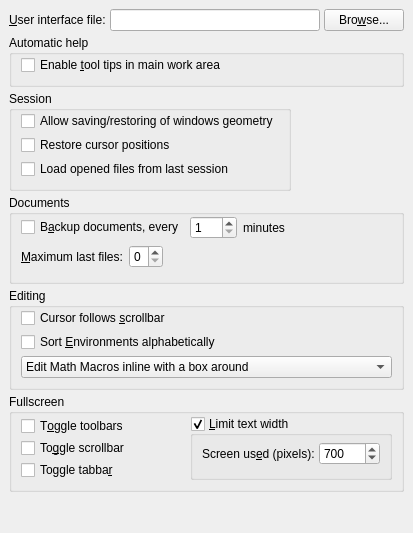
Old version of the form src/frontends/qt4/ui/PrefUi.ui in the repository cburschka/lyx.
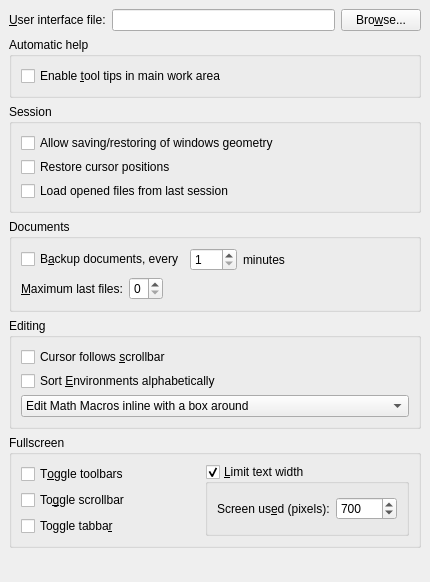
New version of the form.

```diff
--- a/src/frontends/qt4/ui/PrefUi.ui
+++ b/src/frontends/qt4/ui/PrefUi.ui
@@ -5,12 +5,14 @@
    <rect>
     <x>0</x>
     <y>0</y>
-    <width>413</width>
-    <height>533</height>
+    <width>430</width>
+    <height>582</height>
    </rect>
   </property>
   <property name="sizePolicy" >
-   <sizepolicy vsizetype="Fixed" hsizetype="Fixed" >
+   <sizepolicy>
+    <hsizetype>0</hsizetype>
+    <vsizetype>0</vsizetype>
     <horstretch>0</horstretch>
     <verstretch>0</verstretch>
    </sizepolicy>
@@ -19,81 +21,14 @@
    <string/>
   </property>
   <layout class="QGridLayout" >
-   <item row="0" column="0" >
-    <widget class="QLabel" name="uiFileLA" >
-     <property name="text" >
-      <string>&amp;User interface file:</string>
-     </property>
-     <property name="buddy" >
-      <cstring>uiFileED</cstring>
-     </property>
-    </widget>
-   </item>
-   <item row="0" column="1" >
-    <widget class="QLineEdit" name="uiFileED" />
-   </item>
-   <item row="0" column="2" colspan="2" >
-    <widget class="QPushButton" name="uiFilePB" >
-     <property name="text" >
-      <string>Bro&amp;wse...</string>
-     </property>
-    </widget>
-   </item>
-   <item row="1" column="0" colspan="4" >
-    <widget class="QGroupBox" name="pixmapCacheGB_2" >
-     <property name="title" >
-      <string>Automatic help</string>
-     </property>
-     <property name="alignment" >
-      <set>Qt::AlignLeading|Qt::AlignLeft|Qt::AlignTop</set>
-     </property>
-     <property name="flat" >
-      <bool>true</bool>
-     </property>
-     <layout class="QGridLayout" >
-      <property name="leftMargin" >
-       <number>9</number>
-      </property>
-      <property name="topMargin" >
-       <number>0</number>
-      </property>
-      <property name="rightMargin" >
-       <number>9</number>
-      </property>
-      <property name="bottomMargin" >
-       <number>9</number>
-      </property>
-      <property name="horizontalSpacing" >
-       <number>6</number>
-      </property>
-      <property name="verticalSpacing" >
-       <number>4</number>
-      </property>
-      <item row="0" column="0" >
-       <widget class="QCheckBox" name="tooltipCB" >
-        <property name="toolTip" >
-         <string>&lt;html>&lt;head>&lt;meta name="qrichtext" content="1" />&lt;style type="text/css">
-p, li { white-space: pre-wrap; }
-&lt;/style>&lt;/head>&lt;body style=" font-family:'MS Shell Dlg 2'; font-size:8.25pt; font-weight:400; font-style:normal; text-decoration:none;">
-&lt;p style=" margin-top:0px; margin-bottom:0px; margin-left:0px; margin-right:0px; -qt-block-indent:0; text-indent:0px; font-family:'Sans Serif'; font-size:9pt;">Checking this allow the automatic display of helpful comments for insets in the main work area of an edited document.&lt;/p>
-&lt;p style="-qt-paragraph-type:empty; margin-top:0px; margin-bottom:0px; margin-left:0px; margin-right:0px; -qt-block-indent:0; text-indent:0px; font-family:'Sans Serif'; font-size:9pt;">&lt;/p>&lt;/body>&lt;/html></string>
-        </property>
-        <property name="text" >
-         <string>Enable &amp;tool tips in main work area</string>
-        </property>
-       </widget>
-      </item>
-     </layout>
-    </widget>
-   </item>
+   <property name="margin" >
+    <number>9</number>
+   </property>
+   <property name="spacing" >
+    <number>6</number>
+   </property>
    <item row="2" column="0" colspan="3" >
     <widget class="QGroupBox" name="GeometryGB" >
-     <property name="sizePolicy" >
-      <sizepolicy vsizetype="Fixed" hsizetype="Fixed" >
-       <horstretch>0</horstretch>
-       <verstretch>0</verstretch>
-      </sizepolicy>
-     </property>
      <property name="title" >
       <string>Session</string>
      </property>
@@ -101,8 +36,11 @@
       <bool>true</bool>
      </property>
      <layout class="QGridLayout" >
-      <property name="topMargin" >
-       <number>0</number>
+      <property name="margin" >
+       <number>9</number>
+      </property>
+      <property name="spacing" >
+       <number>4</number>
       </property>
       <item row="0" column="0" >
        <widget class="QCheckBox" name="allowGeometrySessionCB" >
@@ -134,7 +72,168 @@
      </layout>
     </widget>
    </item>
-   <item row="3" column="0" colspan="4" >
+   <item row="5" column="0" colspan="3" >
+    <widget class="QGroupBox" name="fullscreenGB" >
+     <property name="title" >
+      <string>Fullscreen</string>
+     </property>
+     <property name="alignment" >
+      <set>Qt::AlignLeading|Qt::AlignLeft|Qt::AlignTop</set>
+     </property>
+     <property name="flat" >
+      <bool>true</bool>
+     </property>
+     <layout class="QGridLayout" >
+      <property name="margin" >
+       <number>9</number>
+      </property>
+      <property name="spacing" >
+       <number>6</number>
+      </property>
+      <item rowspan="3" row="0" column="2" >
+       <widget class="QGroupBox" name="fullscreenLimitGB" >
+        <property name="title" >
+         <string>&amp;Limit text width</string>
+        </property>
+        <property name="checkable" >
+         <bool>true</bool>
+        </property>
+        <layout class="QGridLayout" >
+         <property name="margin" >
+          <number>9</number>
+         </property>
+         <property name="spacing" >
+          <number>6</number>
+         </property>
+         <item row="0" column="1" >
+          <widget class="QSpinBox" name="fullscreenWidthSB" >
+           <property name="maximum" >
+            <number>10000</number>
+           </property>
+           <property name="minimum" >
+            <number>0</number>
+           </property>
+           <property name="singleStep" >
+            <number>10</number>
+           </property>
+           <property name="value" >
+            <number>700</number>
+           </property>
+          </widget>
+         </item>
+         <item row="0" column="0" >
+          <widget class="QLabel" name="label_2" >
+           <property name="text" >
+            <string>Screen us&amp;ed (pixels):</string>
+           </property>
+           <property name="buddy" >
+            <cstring>fullscreenWidthSB</cstring>
+           </property>
+          </widget>
+         </item>
+        </layout>
+       </widget>
+      </item>
+      <item row="1" column="1" >
+       <spacer>
+        <property name="orientation" >
+         <enum>Qt::Horizontal</enum>
+        </property>
+        <property name="sizeHint" >
+         <size>
+          <width>40</width>
+          <height>20</height>
+         </size>
+        </property>
+       </spacer>
+      </item>
+      <item row="2" column="0" >
+       <widget class="QCheckBox" name="toggleTabbarCB" >
+        <property name="text" >
+         <string>Toggle tabba&amp;r</string>
+        </property>
+       </widget>
+      </item>
+      <item row="1" column="0" >
+       <widget class="QCheckBox" name="toggleScrollbarCB" >
+        <property name="text" >
+         <string>To&amp;ggle scrollbar</string>
+        </property>
+       </widget>
+      </item>
+      <item row="0" column="0" >
+       <widget class="QCheckBox" name="toggleToolbarsCB" >
+        <property name="sizePolicy" >
+         <sizepolicy>
+          <hsizetype>0</hsizetype>
+          <vsizetype>0</vsizetype>
+          <horstretch>0</horstretch>
+          <verstretch>0</verstretch>
+         </sizepolicy>
+        </property>
+        <property name="text" >
+         <string>T&amp;oggle toolbars</string>
+        </property>
+       </widget>
+      </item>
+     </layout>
+    </widget>
+   </item>
+   <item row="4" column="0" colspan="3" >
+    <widget class="QGroupBox" name="scrollGB" >
+     <property name="title" >
+      <string>Editing</string>
+     </property>
+     <property name="alignment" >
+      <set>Qt::AlignLeading|Qt::AlignLeft|Qt::AlignTop</set>
+     </property>
+     <property name="flat" >
+      <bool>true</bool>
+     </property>
+     <layout class="QGridLayout" >
+      <property name="margin" >
+       <number>9</number>
+      </property>
+      <property name="spacing" >
+       <number>4</number>
+      </property>
+      <item row="0" column="0" >
+       <widget class="QCheckBox" name="cursorFollowsCB" >
+        <property name="text" >
+         <string>Cursor follows &amp;scrollbar</string>
+        </property>
+       </widget>
+      </item>
+      <item row="1" column="0" >
+       <widget class="QCheckBox" name="sortEnvironmentsCB" >
+        <property name="text" >
+         <string>Sort &amp;Environments alphabetically</string>
+        </property>
+       </widget>
+      </item>
+      <item row="2" column="0" >
+       <widget class="QComboBox" name="macroEditStyleCO" >
+        <item>
+         <property name="text" >
+          <string>Edit Math Macros inline with a box around</string>
+         </property>
+        </item>
+        <item>
+         <property name="text" >
+          <string>Edit Math Macros inline with the name in the status bar</string>
+         </property>
+        </item>
+        <item>
+         <property name="text" >
+          <string>Edit Math Macros with a parameter list (like in LyX &lt; 1.6)</string>
+         </property>
+        </item>
+       </widget>
+      </item>
+     </layout>
+    </widget>
+   </item>
+   <item row="3" column="0" colspan="3" >
     <widget class="QGroupBox" name="documentsGB" >
      <property name="title" >
       <string>Documents</string>
@@ -143,72 +242,20 @@
       <bool>true</bool>
      </property>
      <layout class="QGridLayout" >
-      <property name="topMargin" >
-       <number>1</number>
+      <property name="margin" >
+       <number>9</number>
       </property>
-      <property name="bottomMargin" >
-       <number>13</number>
+      <property name="spacing" >
+       <number>6</number>
       </property>
-      <property name="horizontalSpacing" >
-       <number>-1</number>
-      </property>
-      <property name="verticalSpacing" >
-       <number>-1</number>
-      </property>
-      <item row="0" column="0" >
-       <widget class="QCheckBox" name="autoSaveCB" >
-        <property name="text" >
-         <string>B&amp;ackup documents, every</string>
-        </property>
-       </widget>
-      </item>
-      <item row="0" column="1" >
-       <widget class="QSpinBox" name="autoSaveSB" >
-        <property name="minimum" >
-         <number>1</number>
-        </property>
-        <property name="maximum" >
-         <number>300</number>
-        </property>
-       </widget>
-      </item>
-      <item row="0" column="2" >
-       <widget class="QLabel" name="TextLabel1" >
-        <property name="text" >
-         <string>minutes</string>
-        </property>
-       </widget>
-      </item>
-      <item row="0" column="3" >
-       <spacer>
-        <property name="orientation" >
-         <enum>Qt::Horizontal</enum>
-        </property>
-        <property name="sizeHint" >
-         <size>
-          <width>61</width>
-          <height>21</height>
-         </size>
-        </property>
-       </spacer>
-      </item>
       <item row="1" column="0" colspan="4" >
        <layout class="QHBoxLayout" >
+        <property name="margin" >
+         <number>0</number>
+        </property>
         <property name="spacing" >
          <number>6</number>
         </property>
-        <property name="leftMargin" >
-         <number>0</number>
-        </property>
-        <property name="topMargin" >
-         <number>0</number>
-        </property>
-        <property name="rightMargin" >
-         <number>0</number>
-        </property>
-        <property name="bottomMargin" >
-         <number>0</number>
-        </property>
         <item>
          <widget class="QLabel" name="lastfilesLA" >
           <property name="text" >
@@ -241,194 +288,114 @@
         </item>
        </layout>
       </item>
-     </layout>
-    </widget>
-   </item>
-   <item row="4" column="0" colspan="4" >
-    <widget class="QGroupBox" name="scrollGB" >
-     <property name="title" >
-      <string>Editing</string>
-     </property>
-     <property name="alignment" >
-      <set>Qt::AlignLeading|Qt::AlignLeft|Qt::AlignTop</set>
-     </property>
-     <property name="flat" >
-      <bool>true</bool>
-     </property>
-     <layout class="QGridLayout" >
-      <property name="topMargin" >
-       <number>0</number>
-      </property>
-      <item row="0" column="0" >
-       <widget class="QCheckBox" name="cursorFollowsCB" >
-        <property name="text" >
-         <string>Cursor follows &amp;scrollbar</string>
-        </property>
-       </widget>
-      </item>
-      <item row="1" column="0" >
-       <widget class="QCheckBox" name="sortEnvironmentsCB" >
-        <property name="text" >
-         <string>Sort &amp;Environments alphabetically</string>
-        </property>
-       </widget>
-      </item>
-      <item row="2" column="0" >
-       <widget class="QComboBox" name="macroEditStyleCO" >
-        <item>
-         <property name="text" >
-          <string>Edit Math Macros inline with a box around</string>
-         </property>
-        </item>
-        <item>
-         <property name="text" >
-          <string>Edit Math Macros inline with the name in the status bar</string>
-         </property>
-        </item>
-        <item>
-         <property name="text" >
-          <string>Edit Math Macros with a parameter list (like in LyX &lt; 1.6)</string>
-         </property>
-        </item>
-       </widget>
-      </item>
-     </layout>
-    </widget>
-   </item>
-   <item row="5" column="0" colspan="4" >
-    <widget class="QGroupBox" name="fullscreenGB" >
-     <property name="sizePolicy" >
-      <sizepolicy vsizetype="Preferred" hsizetype="Preferred" >
-       <horstretch>0</horstretch>
-       <verstretch>0</verstretch>
-      </sizepolicy>
-     </property>
-     <property name="title" >
-      <string>Fullscreen</string>
-     </property>
-     <property name="alignment" >
-      <set>Qt::AlignLeading|Qt::AlignLeft|Qt::AlignTop</set>
-     </property>
-     <property name="flat" >
-      <bool>true</bool>
-     </property>
-     <layout class="QGridLayout" >
-      <property name="topMargin" >
-       <number>2</number>
-      </property>
-      <property name="horizontalSpacing" >
-       <number>4</number>
-      </property>
-      <property name="verticalSpacing" >
-       <number>2</number>
-      </property>
-      <item row="0" column="0" >
-       <widget class="QCheckBox" name="toggleToolbarsCB" >
-        <property name="sizePolicy" >
-         <sizepolicy vsizetype="Fixed" hsizetype="Maximum" >
-          <horstretch>0</horstretch>
-          <verstretch>0</verstretch>
-         </sizepolicy>
-        </property>
-        <property name="text" >
-         <string>T&amp;oggle toolbars</string>
-        </property>
-       </widget>
-      </item>
-      <item rowspan="3" row="0" column="2" >
-       <widget class="QGroupBox" name="fullscreenLimitGB" >
-        <property name="title" >
-         <string>&amp;Limit text width</string>
-        </property>
-        <property name="checkable" >
-         <bool>true</bool>
-        </property>
-        <layout class="QGridLayout" >
-         <property name="leftMargin" >
-          <number>9</number>
-         </property>
-         <property name="topMargin" >
-          <number>4</number>
-         </property>
-         <property name="verticalSpacing" >
-          <number>-1</number>
-         </property>
-         <item row="0" column="0" >
-          <layout class="QGridLayout" >
-           <item row="0" column="0" >
-            <widget class="QLabel" name="label_2" >
-             <property name="text" >
-              <string>Screen us&amp;ed (pixels):</string>
-             </property>
-             <property name="buddy" >
-              <cstring>fullscreenWidthSB</cstring>
-             </property>
-            </widget>
-           </item>
-           <item row="0" column="1" >
-            <widget class="QSpinBox" name="fullscreenWidthSB" >
-             <property name="minimum" >
-              <number>0</number>
-             </property>
-             <property name="maximum" >
-              <number>10000</number>
-             </property>
-             <property name="singleStep" >
-              <number>10</number>
-             </property>
-             <property name="value" >
-              <number>700</number>
-             </property>
-            </widget>
-           </item>
-          </layout>
-         </item>
-        </layout>
-       </widget>
-      </item>
-      <item row="1" column="0" >
-       <widget class="QCheckBox" name="toggleScrollbarCB" >
-        <property name="text" >
-         <string>To&amp;ggle scrollbar</string>
-        </property>
-       </widget>
-      </item>
-      <item row="2" column="0" >
-       <widget class="QCheckBox" name="toggleTabbarCB" >
-        <property name="text" >
-         <string>Toggle tabba&amp;r</string>
-        </property>
-       </widget>
-      </item>
-      <item row="1" column="1" >
+      <item row="0" column="3" >
        <spacer>
         <property name="orientation" >
          <enum>Qt::Horizontal</enum>
         </property>
         <property name="sizeHint" >
          <size>
-          <width>40</width>
-          <height>20</height>
+          <width>61</width>
+          <height>21</height>
          </size>
         </property>
        </spacer>
       </item>
+      <item row="0" column="2" >
+       <widget class="QLabel" name="TextLabel1" >
+        <property name="text" >
+         <string>minutes</string>
+        </property>
+       </widget>
+      </item>
+      <item row="0" column="1" >
+       <widget class="QSpinBox" name="autoSaveSB" >
+        <property name="maximum" >
+         <number>300</number>
+        </property>
+        <property name="minimum" >
+         <number>1</number>
+        </property>
+       </widget>
+      </item>
+      <item row="0" column="0" >
+       <widget class="QCheckBox" name="autoSaveCB" >
+        <property name="text" >
+         <string>B&amp;ackup documents, every</string>
+        </property>
+       </widget>
+      </item>
      </layout>
     </widget>
    </item>
-   <item row="6" column="0" colspan="4" >
+   <item row="6" column="0" colspan="3" >
     <spacer>
      <property name="orientation" >
       <enum>Qt::Vertical</enum>
      </property>
      <property name="sizeHint" >
       <size>
-       <width>295</width>
+       <width>395</width>
        <height>16</height>
       </size>
      </property>
     </spacer>
    </item>
+   <item row="1" column="0" colspan="3" >
+    <widget class="QGroupBox" name="pixmapCacheGB_2" >
+     <property name="title" >
+      <string>Automatic help</string>
+     </property>
+     <property name="alignment" >
+      <set>Qt::AlignLeading|Qt::AlignLeft|Qt::AlignTop</set>
+     </property>
+     <property name="flat" >
+      <bool>true</bool>
+     </property>
+     <layout class="QGridLayout" >
+      <property name="margin" >
+       <number>9</number>
+      </property>
+      <property name="spacing" >
+       <number>4</number>
+      </property>
+      <item row="0" column="0" >
+       <widget class="QCheckBox" name="tooltipCB" >
+        <property name="toolTip" >
+         <string>&lt;html>&lt;head>&lt;meta name="qrichtext" content="1" />&lt;style type="text/css">
+p, li { white-space: pre-wrap; }
+&lt;/style>&lt;/head>&lt;body style=" font-family:'MS Shell Dlg 2'; font-size:8.25pt; font-weight:400; font-style:normal; text-decoration:none;">
+&lt;p style=" margin-top:0px; margin-bottom:0px; margin-left:0px; margin-right:0px; -qt-block-indent:0; text-indent:0px; font-family:'Sans Serif'; font-size:9pt;">Checking this allow the automatic display of helpful comments for insets in the main work area of an edited document.&lt;/p>
+&lt;p style="-qt-paragraph-type:empty; margin-top:0px; margin-bottom:0px; margin-left:0px; margin-right:0px; -qt-block-indent:0; text-indent:0px; font-family:'Sans Serif'; font-size:9pt;">&lt;/p>&lt;/body>&lt;/html></string>
+        </property>
+        <property name="text" >
+         <string>Enable &amp;tool tips in main work area</string>
+        </property>
+       </widget>
+      </item>
+     </layout>
+    </widget>
+   </item>
+   <item row="0" column="2" >
+    <widget class="QPushButton" name="uiFilePB" >
+     <property name="text" >
+      <string>Bro&amp;wse...</string>
+     </property>
+    </widget>
+   </item>
+   <item row="0" column="1" >
+    <widget class="QLineEdit" name="uiFileED" />
+   </item>
+   <item row="0" column="0" >
+    <widget class="QLabel" name="uiFileLA" >
+     <property name="text" >
+      <string>&amp;User interface file:</string>
+     </property>
+     <property name="buddy" >
+      <cstring>uiFileED</cstring>
+     </property>
+    </widget>
+   </item>
   </layout>
  </widget>
  <layoutdefault spacing="4" margin="9" />
```
